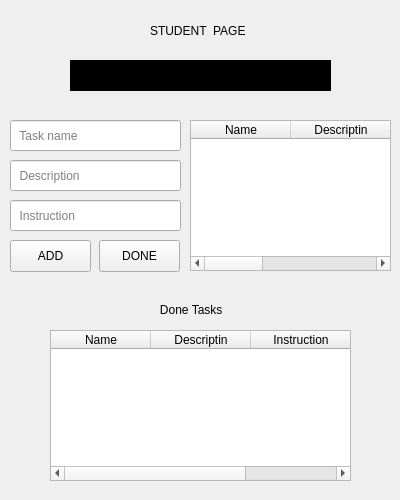
mariamzhamakochyan/Lab-projects, file student.ui: the form before one commit.
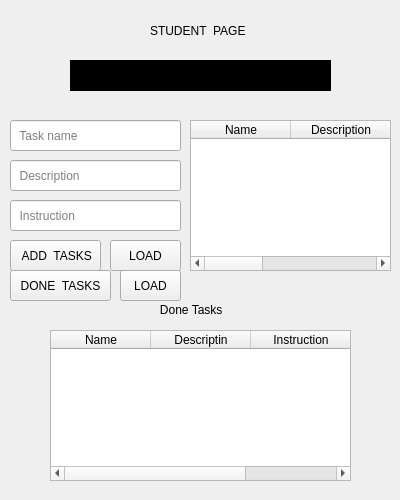
The form after the commit.

Commit message: student database system

Patch:
```diff
--- a/student.ui
+++ b/student.ui
@@ -47,12 +47,12 @@
     <rect>
      <x>10</x>
      <y>240</y>
-     <width>81</width>
-     <height>32</height>
+     <width>91</width>
+     <height>31</height>
     </rect>
    </property>
    <property name="text">
-    <string>ADD</string>
+    <string> ADD  TASKS</string>
    </property>
   </widget>
   <widget class="QLineEdit" name="lineEdit">
@@ -110,7 +110,7 @@
    </column>
    <column>
     <property name="text">
-     <string>Descriptin</string>
+     <string>Description</string>
     </property>
    </column>
    <column>
@@ -122,14 +122,14 @@
   <widget class="QPushButton" name="pushButton_2">
    <property name="geometry">
     <rect>
-     <x>99</x>
-     <y>240</y>
-     <width>81</width>
-     <height>32</height>
+     <x>10</x>
+     <y>270</y>
+     <width>101</width>
+     <height>31</height>
     </rect>
    </property>
    <property name="text">
-    <string>DONE</string>
+    <string>DONE  TASKS</string>
    </property>
   </widget>
   <widget class="QTableWidget" name="tableWidget_2">
@@ -170,6 +170,32 @@
     <string>      Done Tasks</string>
    </property>
   </widget>
+  <widget class="QPushButton" name="pushButton_load_done">
+   <property name="geometry">
+    <rect>
+     <x>120</x>
+     <y>270</y>
+     <width>61</width>
+     <height>31</height>
+    </rect>
+   </property>
+   <property name="text">
+    <string>LOAD</string>
+   </property>
+  </widget>
+  <widget class="QPushButton" name="pushButton_load_add">
+   <property name="geometry">
+    <rect>
+     <x>110</x>
+     <y>240</y>
+     <width>71</width>
+     <height>31</height>
+    </rect>
+   </property>
+   <property name="text">
+    <string>LOAD</string>
+   </property>
+  </widget>
  </widget>
  <resources/>
  <connections/>
```
Left out of the diff: 14 changed lines with no effect on the pictures. The commit also changes 4 other files.
